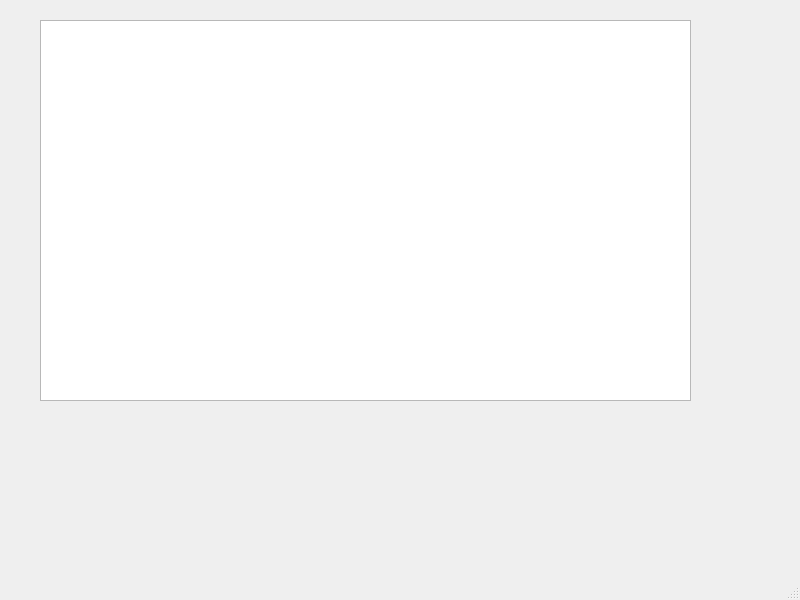
The window that map.ui (GlebZigert/MyQTree) describes before a commit, drawn with Qt 5.
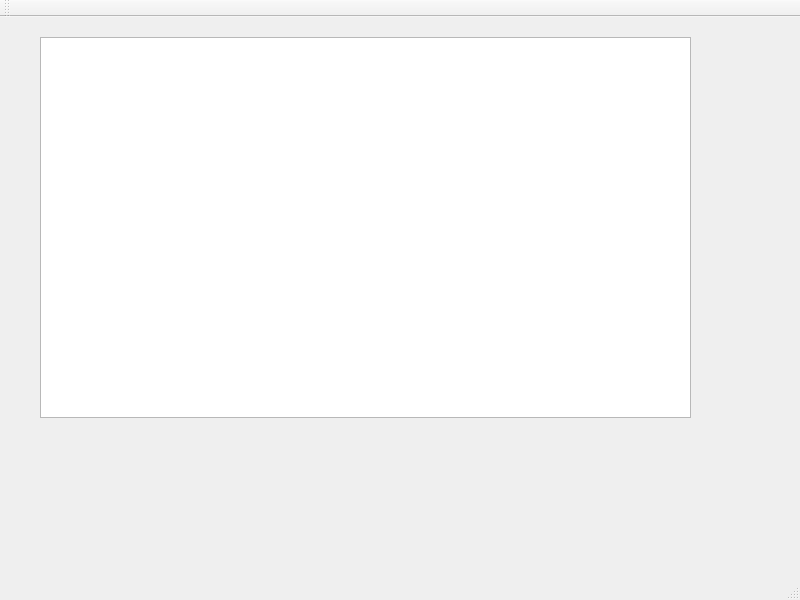
The same window after the commit.

```diff
--- a/map.ui
+++ b/map.ui
@@ -36,6 +36,17 @@
    </property>
   </widget>
   <widget class="QStatusBar" name="statusbar"/>
+  <widget class="QToolBar" name="toolBar">
+   <property name="windowTitle">
+    <string>toolBar</string>
+   </property>
+   <attribute name="toolBarArea">
+    <enum>TopToolBarArea</enum>
+   </attribute>
+   <attribute name="toolBarBreak">
+    <bool>false</bool>
+   </attribute>
+  </widget>
  </widget>
  <resources/>
  <connections/>
```
